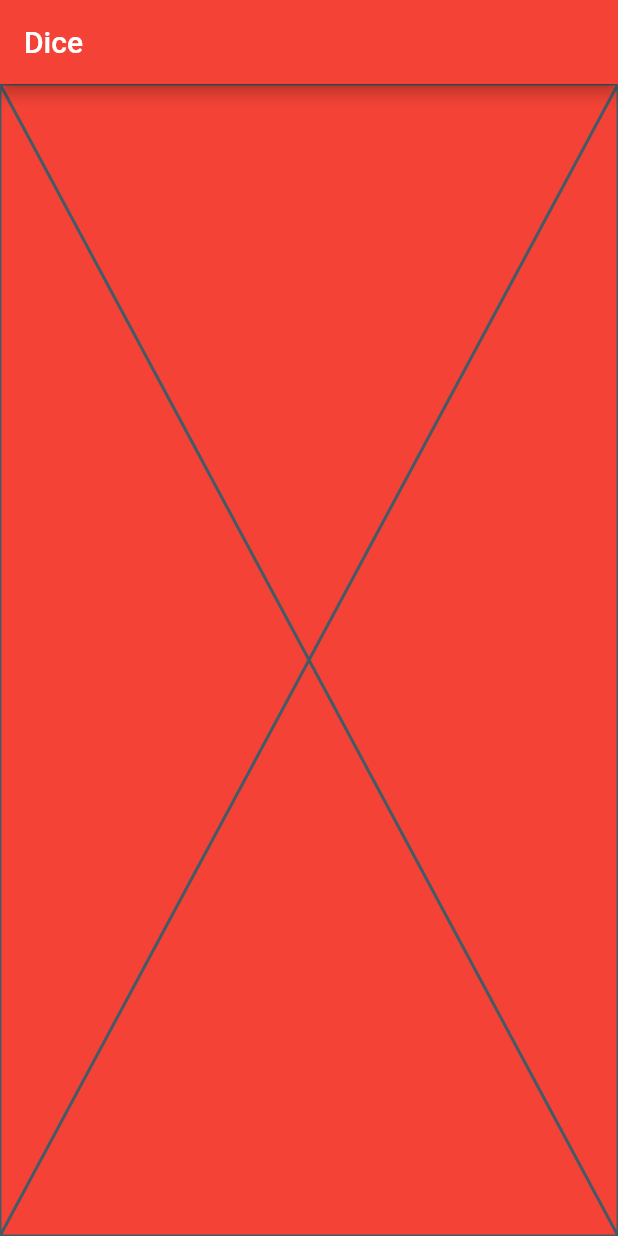
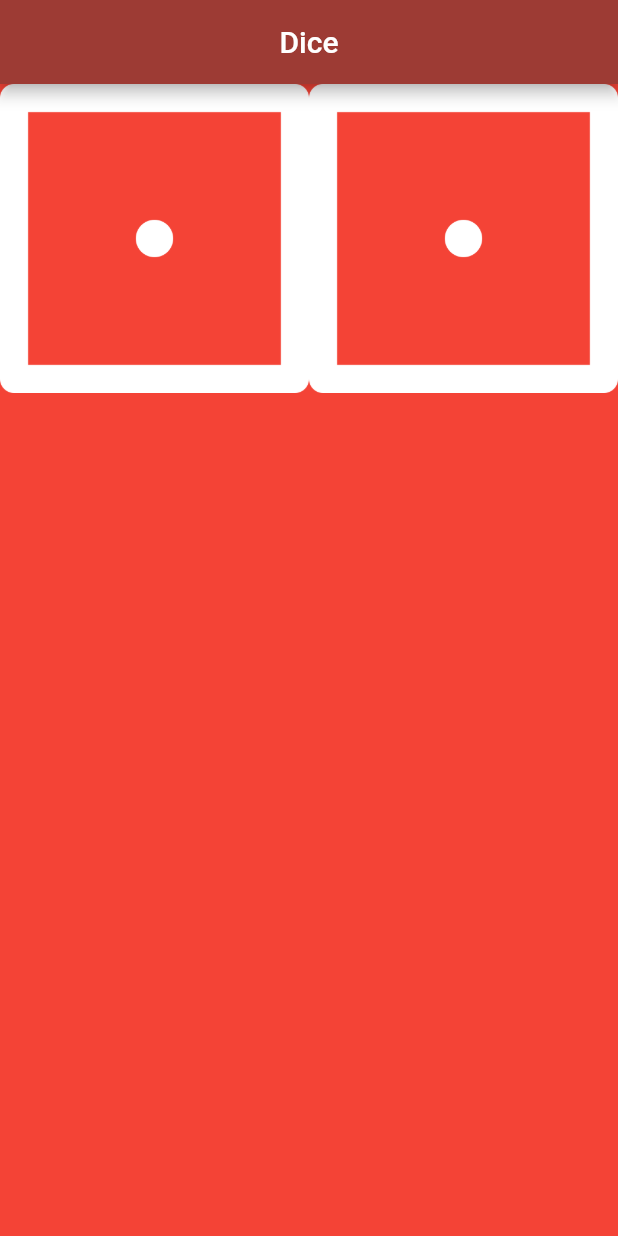
Before and after one commit to g0beze/dice, a Flutter app: the screen it shows after launch, on a phone screen of 412 x 824 dp. Run offline on Flutter 3.47's test engine with Material 2 defaults, Android fonts, the phone set to English and light mode, and no system bars.

Commit message:
expanded widget & image constructor

```diff
--- a/lib/main.dart
+++ b/lib/main.dart
@@ -7,7 +7,8 @@ void main() {
         backgroundColor: Colors.red,
         appBar: AppBar(
           title: const Text('Dice'),
-          backgroundColor: Colors.red,
+          centerTitle: true,
+          backgroundColor: const Color.fromARGB(255, 157, 59, 52),
         ),
         body: const DicePage(),
       ),
@@ -20,6 +21,21 @@ class DicePage extends StatelessWidget {
 
   @override
   Widget build(BuildContext context) {
-    return const Placeholder();
+    return Row(
+      children: const [
+        Expanded(
+          flex: 1,
+          child: Image(
+            image: AssetImage('images/dice1.png'),
+          ),
+        ),
+        Expanded(
+          flex: 1,
+          child: Image(
+            image: AssetImage('images/dice1.png'),
+          ),
+        ),
+      ],
+    );
   }
 }
```
